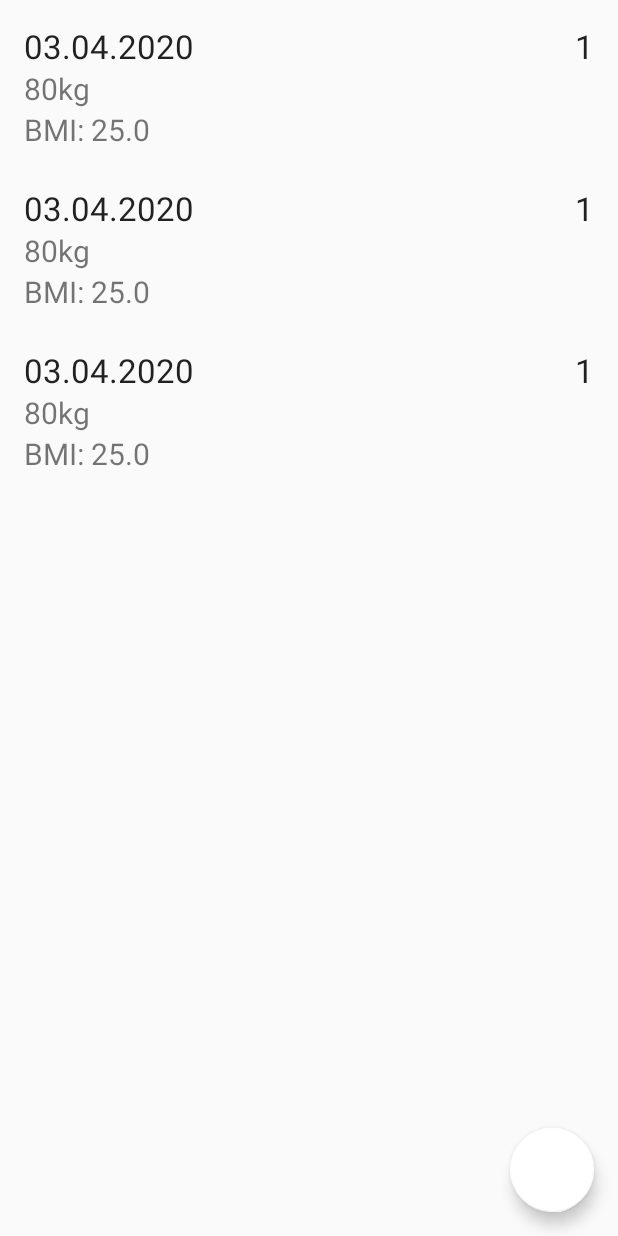
After one commit to March97/Food_Diary, an Android app: the layout fragment_biodata_list.xml on its own in the app's theme, with its tools: preview values and no code run, on a phone screen of 412 x 824 dp. The commit adds this screen. Run offline under Robolectric (Android 15) with nearby library versions, the phone set to English and light mode, and no system bars.

Commit message:
kolorki, xml biodata list

```diff
--- /dev/null
+++ b/app/src/main/res/drawable/ic_add_white.xml
@@ -0,0 +1,5 @@
+<vector android:height="48dp" android:tint="#FFFFFF"
+    android:viewportHeight="24.0" android:viewportWidth="24.0"
+    android:width="48dp" xmlns:android="http://schemas.android.com/apk/res/android">
+    <path android:fillColor="#FF000000" android:pathData="M19,13h-6v6h-2v-6H5v-2h6V5h2v6h6v2z"/>
+</vector>
--- a/app/src/main/res/drawable/side_nav_bar.xml
+++ b/app/src/main/res/drawable/side_nav_bar.xml
@@ -2,8 +2,8 @@
     android:shape="rectangle">
     <gradient
         android:angle="135"
-        android:centerColor="#009688"
-        android:endColor="#00695C"
-        android:startColor="#4DB6AC"
+        android:centerColor="#3498DB"
+        android:endColor="#2874A6"
+        android:startColor="#85C1E9"
         android:type="linear" />
 </shape>
--- /dev/null
+++ b/app/src/main/res/layout/fragment_biodata_add.xml
@@ -0,0 +1,78 @@
+<?xml version="1.0" encoding="utf-8"?>
+<LinearLayout xmlns:android="http://schemas.android.com/apk/res/android"
+    android:layout_width="fill_parent"
+    android:layout_height="fill_parent"
+    android:background="@color/colorBackground"
+    android:gravity="center"
+    android:orientation="vertical"
+    android:padding="10dp" >
+
+
+    <LinearLayout
+        android:layout_width="fill_parent"
+        android:layout_height="wrap_content"
+        android:layout_gravity="center"
+        android:orientation="vertical"
+        android:paddingLeft="20dp"
+        android:paddingRight="20dp" >
+
+<!--        <TextView-->
+<!--            android:id="@+id/textView"-->
+<!--            android:layout_width="fill_parent"-->
+<!--            android:layout_height="wrap_content"-->
+<!--            android:layout_marginBottom="10dp"-->
+<!--            android:text="@string/biodata"-->
+<!--            android:textSize="20dp"-->
+<!--            android:textColor="@color/white" />-->
+
+<!--        <TextView-->
+<!--            android:id="@+id/date"-->
+<!--            android:layout_width="fill_parent"-->
+<!--            android:layout_height="wrap_content"-->
+<!--            android:layout_marginBottom="10dp"-->
+<!--            android:background="@color/white"-->
+<!--            android:hint="@string/hint_date"-->
+<!--            android:inputType="date"-->
+<!--            android:padding="13dp"-->
+<!--            android:singleLine="true"-->
+<!--            android:textColor="@color/input_login"-->
+<!--            android:textSize="13dp"-->
+<!--            android:textColorHint="@color/input_login_hint" />-->
+
+<!--        <EditText-->
+<!--            android:id="@+id/mass"-->
+<!--            android:layout_width="fill_parent"-->
+<!--            android:layout_height="wrap_content"-->
+<!--            android:layout_marginBottom="10dp"-->
+<!--            android:background="@color/white"-->
+<!--            android:hint="@string/hint_mass"-->
+<!--            android:inputType="date"-->
+<!--            android:padding="10dp"-->
+<!--            android:singleLine="true"-->
+<!--            android:textColor="@color/input_login"-->
+<!--            android:textColorHint="@color/input_login_hint" />-->
+
+<!--        <EditText-->
+<!--            android:id="@+id/height"-->
+<!--            android:layout_width="fill_parent"-->
+<!--            android:layout_height="wrap_content"-->
+<!--            android:layout_marginBottom="10dp"-->
+<!--            android:background="@color/white"-->
+<!--            android:hint="@string/hint_height"-->
+<!--            android:inputType="date"-->
+<!--            android:padding="10dp"-->
+<!--            android:singleLine="true"-->
+<!--            android:textColor="@color/input_login"-->
+<!--            android:textColorHint="@color/input_login_hint" />-->
+
+<!--        <Button-->
+<!--            android:id="@+id/bioOk"-->
+<!--            android:layout_width="match_parent"-->
+<!--            android:layout_height="wrap_content"-->
+<!--            android:layout_margin="10dp"-->
+<!--            android:layout_marginHorizontal="10dp"-->
+<!--            android:text="Ok" />-->
+
+    </LinearLayout>
+
+</LinearLayout>
--- /dev/null
+++ b/app/src/main/res/layout/fragment_biodata_list.xml
@@ -0,0 +1,33 @@
+<?xml version="1.0" encoding="utf-8"?>
+<androidx.coordinatorlayout.widget.CoordinatorLayout xmlns:android="http://schemas.android.com/apk/res/android"
+    xmlns:app="http://schemas.android.com/apk/res-auto"
+    xmlns:tools="http://schemas.android.com/tools"
+    android:orientation="vertical"
+    android:layout_width="match_parent"
+    android:layout_height="match_parent">
+
+    <!--    <TextView-->
+    <!--        android:id="@+id/orders_tv"-->
+    <!--        android:layout_width="match_parent"-->
+    <!--        android:layout_height="wrap_content"-->
+    <!--        android:layout_margin="8dp"-->
+    <!--        android:text="Orders:"-->
+    <!--        android:textAppearance="@style/TextAppearance.AppCompat.Large"-->
+    <!--        />-->
+
+    <androidx.recyclerview.widget.RecyclerView
+        android:id="@+id/biodata_recyclerview"
+        android:layout_width="match_parent"
+        android:layout_height="match_parent"
+        android:layout_marginTop="0dp"
+        tools:listitem="@layout/item_biodata"/>
+
+    <com.google.android.material.floatingactionbutton.FloatingActionButton
+        android:id="@+id/biodata_fab"
+        android:layout_width="wrap_content"
+        android:layout_height="wrap_content"
+        android:layout_gravity="bottom|end"
+        android:layout_margin="@dimen/fab_margin"
+        android:src="@drawable/ic_add_white" />
+
+</androidx.coordinatorlayout.widget.CoordinatorLayout>
--- /dev/null
+++ b/app/src/main/res/layout/item_biodata.xml
@@ -0,0 +1,51 @@
+<?xml version="1.0" encoding="utf-8"?>
+<LinearLayout xmlns:android="http://schemas.android.com/apk/res/android"
+    android:orientation="vertical"
+    android:layout_width="match_parent"
+    android:layout_height="wrap_content"
+    android:layout_marginStart="8dp"
+    android:layout_marginEnd="8dp"
+    android:layout_marginTop="8dp">
+
+    <RelativeLayout
+        android:layout_width="wrap_content"
+        android:layout_height="wrap_content"
+        android:padding="8dp">
+
+        <TextView
+            android:id="@+id/biodata_id_tv"
+            android:layout_width="wrap_content"
+            android:layout_height="wrap_content"
+            android:layout_alignParentRight="true"
+            android:text="@string/biodata_id"
+            android:textAppearance="@style/TextAppearance.AppCompat.Large" />
+
+        <TextView
+            android:id="@+id/biodata_date_tv"
+            android:layout_width="wrap_content"
+            android:layout_height="wrap_content"
+            android:text="@string/biodata_date"
+            android:textAppearance="@style/TextAppearance.AppCompat.Large"
+            android:layout_alignParentLeft="true"
+            android:layout_toLeftOf="@id/biodata_id_tv"
+            android:maxLines="1"/>
+
+        <TextView
+            android:id="@+id/biodata_mass_tv"
+            android:layout_width="wrap_content"
+            android:layout_height="wrap_content"
+            android:text="@string/biodata_mass"
+            android:textSize="20sp"
+            android:maxLines="1"
+            android:layout_below="@id/biodata_date_tv"/>
+        <TextView
+            android:id="@+id/biodata_bmi_tv"
+            android:layout_width="wrap_content"
+            android:layout_height="wrap_content"
+            android:text="@string/biodata_bmi"
+            android:textSize="20sp"
+            android:maxLines="1"
+            android:layout_below="@id/biodata_mass_tv"/>
+
+    </RelativeLayout>
+</LinearLayout>
--- a/app/src/main/res/values/colors.xml
+++ b/app/src/main/res/values/colors.xml
@@ -1,6 +1,7 @@
 <?xml version="1.0" encoding="utf-8"?>
 <resources>
-    <color name="colorPrimary">#008577</color>
-    <color name="colorPrimaryDark">#00574B</color>
-    <color name="colorAccent">#D81B60</color>
+    <color name="colorPrimary">#3498DB</color>
+    <color name="colorPrimaryDark">#21618C</color>
+    <color name="colorAccent">#FFFFFF</color>
+    <color name="colorBackground">#3498DB</color>
 </resources>
--- a/app/src/main/res/values/strings.xml
+++ b/app/src/main/res/values/strings.xml
@@ -13,4 +13,10 @@
     <string name="menu_tools">Tools</string>
     <string name="menu_share">Share</string>
     <string name="menu_send">Send</string>
+
+    <string name="biodata_date">03.04.2020</string>
+    <string name="biodata_mass">80kg</string>
+    <string name="biodata_id">1</string>
+    <string name="biodata_bmi">BMI: 25.0</string>
+
 </resources>
```
